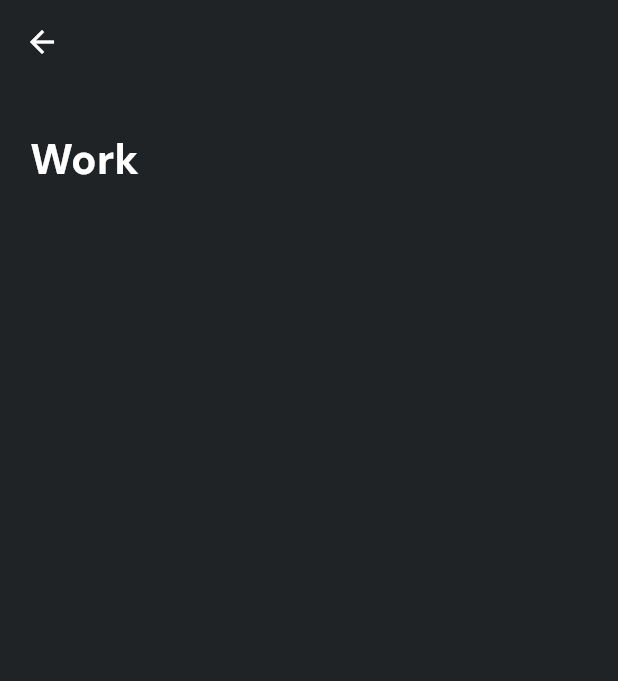
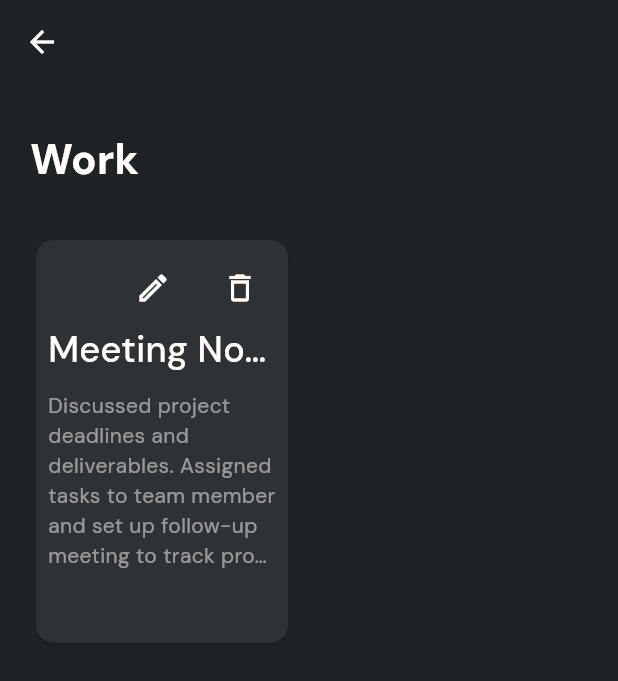
Before and after one commit to SandulRenuja/Notes-Sphere, a Flutter app: the NotesPage screen opened by its route, after a tap on "Work", on a phone screen of 412 x 824 dp. Shown: the top 681 px of the screen. Run offline on Flutter 3.47's test engine with Material 3 defaults, Android fonts, the phone set to English and light mode, and no system bars; our stand-ins replace go_router, google_fonts, hive, hive_flutter; accounts and stored records are empty.

Commit message:
fix some issues in gridview builder

```diff
--- a/lib/models/note_model.dart
+++ b/lib/models/note_model.dart
@@ -13,7 +13,7 @@ class Note{
   final String title;
 
   @HiveField(2)
-  final String cayegory;
+  final String category;
 
   @HiveField(3)
   final String content;
@@ -24,7 +24,7 @@ class Note{
   Note({
     String ? id,
     required this.title,
-    required this.cayegory,
+    required this.category,
     required this.content,
     required this.date
   }) : id = id ?? Uuid().v4();
--- a/lib/pages/note_by_category.dart
+++ b/lib/pages/note_by_category.dart
@@ -17,22 +17,22 @@ class NoteByCategory extends StatefulWidget {
 
 class _NoteByCategoryState extends State<NoteByCategory> {
 
-  final NoteService noteServise = NoteService();
+  final NoteService noteService = NoteService(); // Fix typo
+
   List<Note> noteList = [];
 
   @override
   void initState(){
+    _loadNotesByCategory();
     super.initState();
-    _loardNootesByCategory();
   }
 
   //load all notes by category
-  Future <void> _loardNootesByCategory () async {
-    noteList = await noteServise.getNoteCategoryName(widget.category);
-    setState(() {
+  Future<void> _loadNotesByCategory() async { // Fix method name
+  noteList = await noteService.getNoteCategoryName(widget.category);
+  setState(() {});
+}
 
-    });
-  }
   @override
   Widget build(BuildContext context) {
     return Scaffold(
@@ -65,16 +65,16 @@ class _NoteByCategoryState extends State<NoteByCategory> {
               SizedBox(
                 height: 30,
               ),
-              GridView.builder(
+             GridView.builder(
                 shrinkWrap: true,
-                physics: NeverScrollableScrollPhysics(),
-                gridDelegate: SliverGridDelegateWithFixedCrossAxisCount(
+                physics: const NeverScrollableScrollPhysics(),
+                gridDelegate: const SliverGridDelegateWithFixedCrossAxisCount(
                   crossAxisCount: 2,
                   crossAxisSpacing: AppConstants.kDefaultPadding,
                   mainAxisSpacing: AppConstants.kDefaultPadding,
-                  childAspectRatio: 7/11,
-                  ),
-                  itemCount: noteList.length,
+                  childAspectRatio: 7 / 11,
+                ),
+                itemCount: noteList.length,
                 itemBuilder: (context, index) {
                   return NoteCategoryCard(
                     noteTitle: noteList[index].title,
--- a/lib/services/note_services.dart
+++ b/lib/services/note_services.dart
@@ -7,21 +7,21 @@ class NoteService{
     Note(
       id: Uuid().v4(),
       title: "Meeting Notes",
-      cayegory: "Work",
+      category: "Work",
       content: "Discussed project deadlines and deliverables. Assigned tasks to team member and set up follow-up meeting to track progress",
       date: DateTime.now(),
     ),
      Note(
       id: Uuid().v4(),
       title: "Book Recomendations",
-      cayegory: "Hobby",
+      category: "Hobby",
       content: "Discussed project deadlines and deliverables. Assigned tasks to team member and set up follow-up meeting to track progress",
       date: DateTime.now(),
     ),
      Note(
       id: Uuid().v4(),
       title: "Grocery List",
-      cayegory: "Personal",
+      category: "Personal",
       content: "Bought milk, eggs, bread, fruit and vegetable from the local grocery store.Also added some snacks  for the week.",
       date: DateTime.now(),
     ),
@@ -61,10 +61,10 @@ class NoteService{
     final Map<String , List<Note>> notesBycategory = {};
 
     for(final note in allNotes){
-      if(notesBycategory.containsKey(note.cayegory)){
-        notesBycategory[note.cayegory]!.add(note);
+      if(notesBycategory.containsKey(note.category)){
+        notesBycategory[note.category]!.add(note);
       }else{
-        notesBycategory[note.cayegory] = [note];
+        notesBycategory[note.category] = [note];
       }
     }
 
@@ -84,7 +84,7 @@ class NoteService{
     return notes;
   }
 
-  //Method to upadte / edit a note
+  //Method to edit a note
  Future <void> updateNote(Note note)async{
   try{
     final dynamic allNotes = await _myBox.get("notes");
--- a/lib/widgets/note_category_card.dart
+++ b/lib/widgets/note_category_card.dart
@@ -32,12 +32,11 @@ class _NoteCategoryCardState extends State<NoteCategoryCard> {
           crossAxisAlignment: CrossAxisAlignment.start,
           children: [
             Row(
+              mainAxisAlignment: MainAxisAlignment.end,
               children: [
                 //edit button
                 IconButton(
-                  onPressed: () {
-
-                  },
+                  onPressed: widget.editNote,
                   icon: Icon(
                     Icons.edit_outlined,
                     color: AppColors.kWhiteColor,
@@ -48,8 +47,7 @@ class _NoteCategoryCardState extends State<NoteCategoryCard> {
 
                 //Delect Button
                 IconButton(
-                  onPressed: () {
-                  },
+                  onPressed: widget.removeNote,
                   icon: Icon(
                     Icons.delete_outline,
                     color: AppColors.kWhiteColor,
@@ -62,6 +60,9 @@ class _NoteCategoryCardState extends State<NoteCategoryCard> {
               style: AppTextStyles.appSubtitle,
               maxLines: 1,
               overflow: TextOverflow.ellipsis,
+            ),
+            SizedBox(
+                    height: 10,
             ),
             Text(
               widget.noteContent,
```
Also changed, not shown: lib/models/note_model.g.dart.
